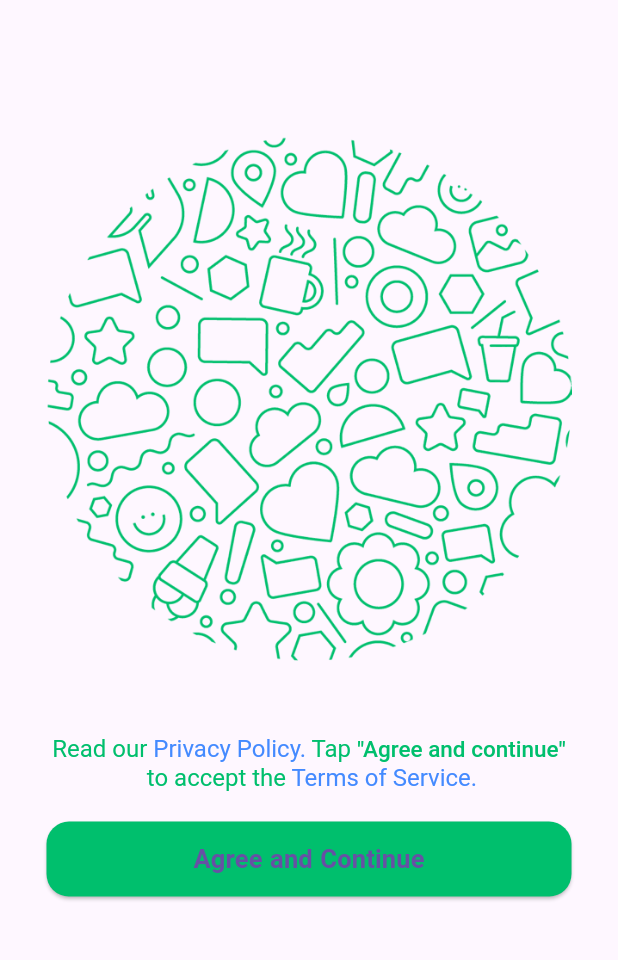
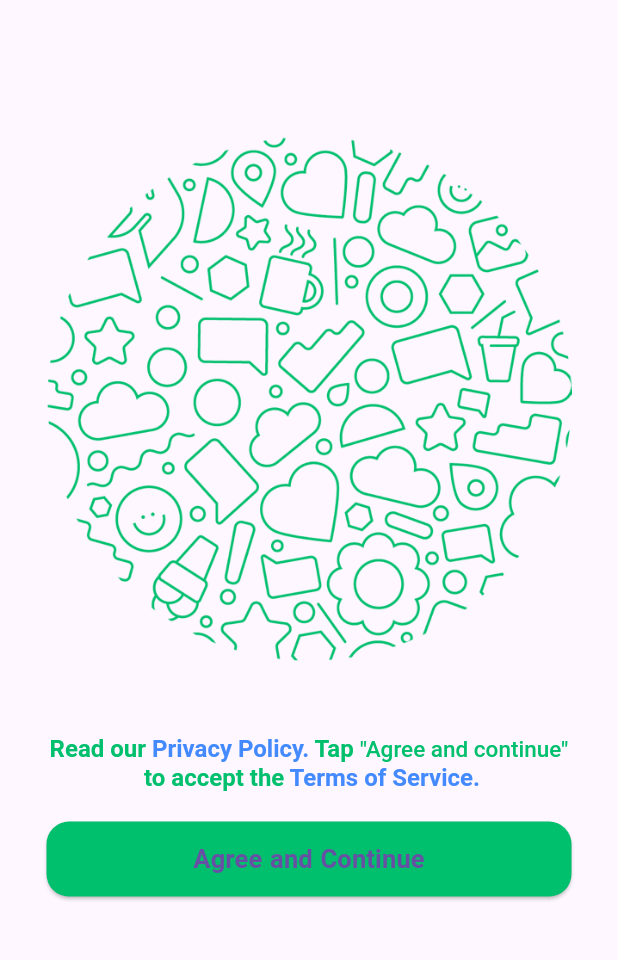
Before and after one commit to ANIKETH232323/WeChat, a Flutter app: the screen it shows after launch, on a phone screen of 412 x 824 dp, the part 140-1100 px from its top. Run offline on Flutter 3.47's test engine with Material 3 defaults, Android fonts, the phone set to English and light mode, and no system bars; our stand-ins replace cached_network_image, cloud_firestore, emoji_picker_flutter, firebase_auth, firebase_core, firebase_messaging and 8 more; missing offline and left inert: flutter_notification_channel; accounts and stored records are empty; generated files the repository leaves out were written again.

Commit message:
fonts updated

```diff
--- a/lib/SplashScreen/AppBarBody/MessageHomeScreenListDesign.dart
+++ b/lib/SplashScreen/AppBarBody/MessageHomeScreenListDesign.dart
@@ -78,7 +78,7 @@ class _HomeListDesignState extends State<HomeListDesign> {
               ),
               title: Text(
                 widget.userModel.name,
-                style: const TextStyle(fontWeight: FontWeight.w500),
+                style: const TextStyle(fontFamily: 'OnePlus',fontWeight:FontWeight.bold),
               ),
               subtitle: Opacity(
                   opacity: 0.64,
@@ -90,6 +90,7 @@ class _HomeListDesignState extends State<HomeListDesign> {
                         : widget.userModel.about,
                     maxLines: 1,
                     overflow: TextOverflow.ellipsis,
+                    style: const TextStyle(fontFamily: 'OnePlus',fontWeight:FontWeight.bold),
                   )),
               trailing: messageModel == null
                   ? null
@@ -103,7 +104,7 @@ class _HomeListDesignState extends State<HomeListDesign> {
                               borderRadius: BorderRadius.circular(25)),
                         )
                       : Text(TimeFormat.getLastMessFormTime(
-                          context: context, time: messageModel!.sent)));
+                          context: context, time: messageModel!.sent),style: const TextStyle(fontFamily: 'OnePlus',fontWeight:FontWeight.bold),));
         },
       ),
     );
--- a/lib/SplashScreen/SplashToFirstScreen.dart
+++ b/lib/SplashScreen/SplashToFirstScreen.dart
@@ -93,7 +93,9 @@ class _SplashScreenToFirstState extends State<SplashScreenToFirst> with TickerPr
               style:Theme.of(context).
               textTheme.
               headlineMedium?.
-              copyWith(fontWeight: FontWeight.w900,
+              copyWith(
+                  fontFamily: 'OnePlus',
+                  fontWeight:FontWeight.bold,
                 fontSize: 35
               ),
               ),
@@ -101,6 +103,8 @@ class _SplashScreenToFirstState extends State<SplashScreenToFirst> with TickerPr
               textAlign: TextAlign.center,
               style: TextStyle(
                 fontSize: 17,
+                  fontFamily: 'OnePlus',
+                  fontWeight:FontWeight.bold,
                   color: Theme.of(context).
                   textTheme.
                   bodySmall?.color?.withOpacity(.7)),
--- a/lib/SplashScreen/landing_page.dart
+++ b/lib/SplashScreen/landing_page.dart
@@ -33,7 +33,7 @@ class _Landing_PageState extends State<Landing_Page> {
                 const SizedBox(height: 50),
                 const Text(
                   "Welcome to WeChat",
-                  style: TextStyle(fontSize: 30, fontWeight: FontWeight.bold),
+                  style: TextStyle(fontSize: 30, fontFamily: 'OnePlus',fontWeight:FontWeight.bold),
                 ),
                 SizedBox(height: h.height/9,),
                 Image.asset("images/bg_landing.png",height: 350,width: 350,color: kPrimaryColor,),
@@ -44,7 +44,7 @@ class _Landing_PageState extends State<Landing_Page> {
                     RichText(
                         textAlign: TextAlign.center,
                         text: TextSpan(
-                            style: const TextStyle(color: kPrimaryColor,fontSize: 15),
+                            style: const TextStyle(color: kPrimaryColor,fontSize: 15,fontFamily: 'OnePlus',fontWeight:FontWeight.bold),
                           children: [
                             const TextSpan(text: "Read our ",style: TextStyle(fontSize: 16)),
                             TextSpan(text: "Privacy Policy. ",style: const TextStyle(color: Colors.blueAccent,fontSize: 16),
@@ -84,7 +84,7 @@ class _Landing_PageState extends State<Landing_Page> {
                       minimumSize: const Size(350, 50),
                     shape: const RoundedRectangleBorder(borderRadius: BorderRadius.all(Radius.circular(15)))
                   ),
-                  child:const Text("Agree and Continue",style: TextStyle(fontWeight: FontWeight.w600,fontSize: 17)),
+                  child:const Text("Agree and Continue",style: TextStyle(fontFamily: 'OnePlus',fontWeight:FontWeight.bold,fontSize: 17)),
                 )
               ],
             ),
```
Also changed, not shown: lib/SplashScreen/AppBarBody/MessageToHomeScreen.dart (+6 -6 lines), lib/SplashScreen/AppBarBody/chatUserProfileScreen.dart (+5 -5 lines).
